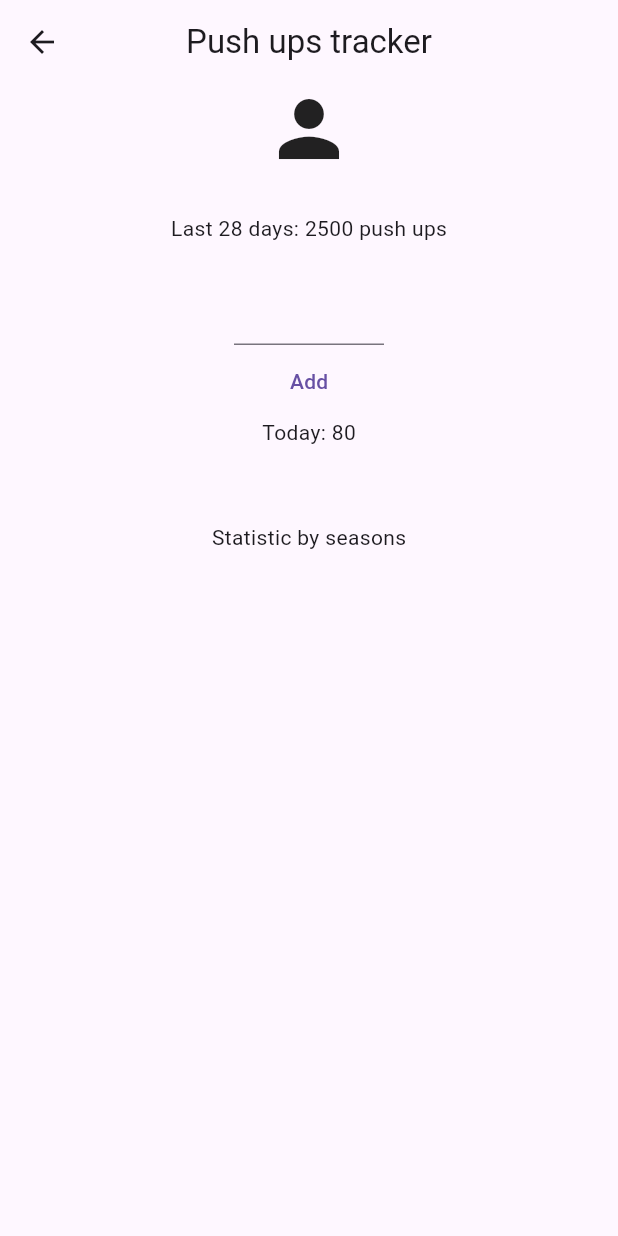
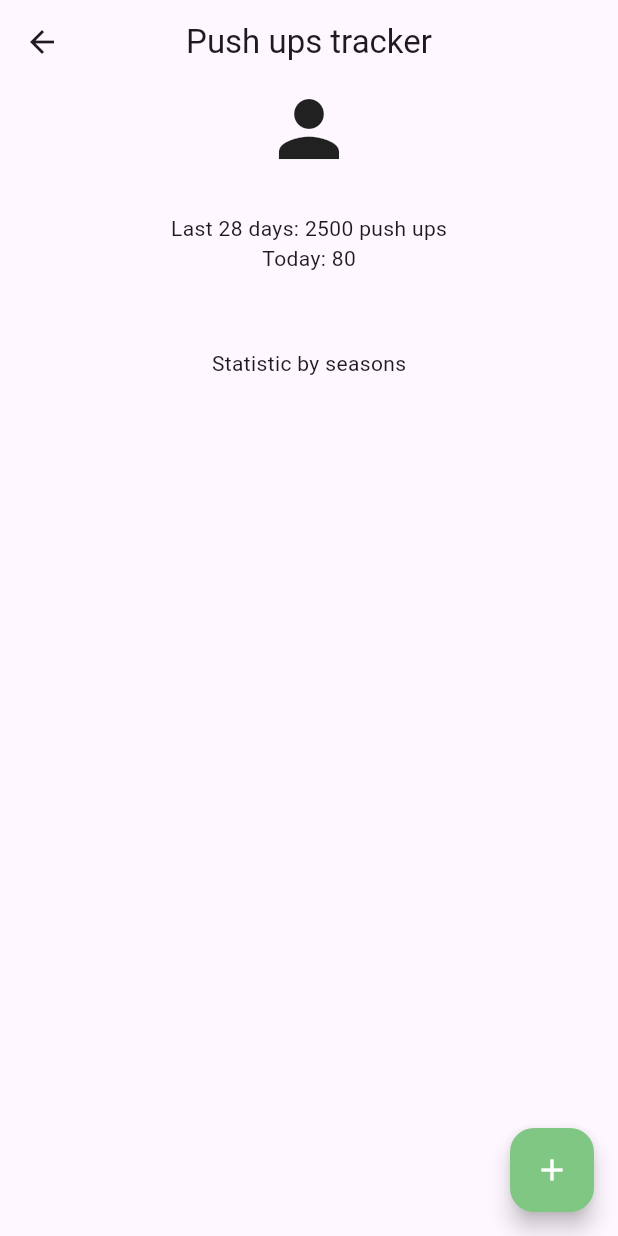
Before and after one commit to Yudnikov-Leonid/PushUpsTracker, a Flutter app: the HomePage screen opened directly, on a phone screen of 412 x 824 dp. Run offline on Flutter 3.47's test engine with Material 3 defaults, Android fonts, the phone set to English and light mode, and no system bars; our stand-ins replace auth_buttons, firebase_auth, firebase_core, firebase_database, flutter_bloc, google_sign_in; accounts and stored records are empty.

Commit message:
tool tip

```diff
--- a/lib/feature/home/presentation/pages/home_page.dart
+++ b/lib/feature/home/presentation/pages/home_page.dart
@@ -66,6 +66,14 @@ class _HomePageState extends State<HomePage> {
         title: const Text('Push ups tracker'),
         centerTitle: true,
       ),
+      floatingActionButton: FloatingActionButton(
+        onPressed: () {},
+        backgroundColor: Colors.green.shade300,
+        child: const Icon(
+          Icons.add,
+          color: Colors.white,
+        ),
+      ),
       body: SingleChildScrollView(
         child: Column(
           crossAxisAlignment: CrossAxisAlignment.center,
@@ -82,15 +90,6 @@ class _HomePageState extends State<HomePage> {
               style: const TextStyle(fontSize: 18),
             ),
             Text('Last 28 days: 2500 push ups'),
-            const SizedBox(
-              height: 20,
-            ),
-            const SizedBox(
-                width: 100,
-                child: TextField(
-                  keyboardType: TextInputType.number,
-                )),
-            TextButton(onPressed: () {}, child: const Text('Add')),
             Text('Today: 80'),
             const SizedBox(
               height: 50,
@@ -100,7 +99,7 @@ class _HomePageState extends State<HomePage> {
               children: seasons.reversed.toList(),
             ),
             const SizedBox(
-              height: 20,
+              height: 65,
             )
           ],
         ),
```
Also changed, not shown: lib/feature/home/presentation/widgets/month_statistic.dart (+10 -6 lines).
